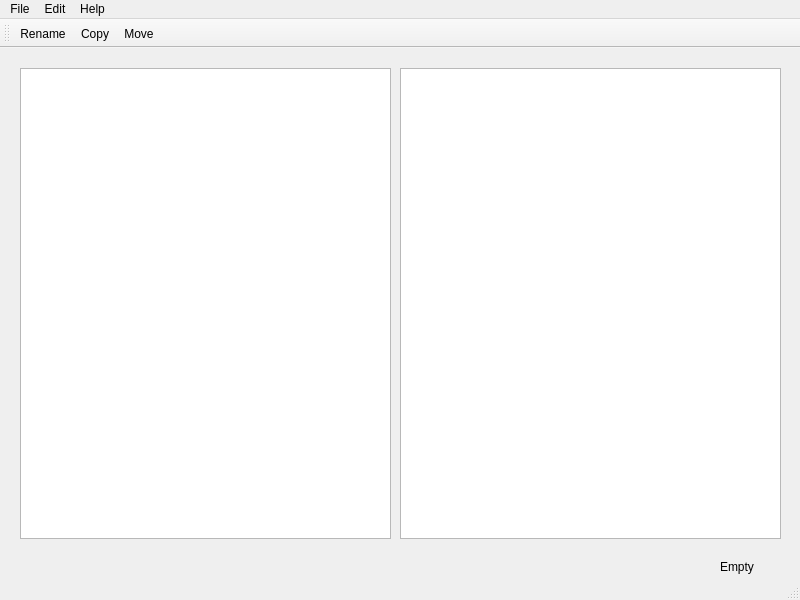
Before: the Qt Designer form mainwindow.ui in vitaliuchik/FileManager, drawn with Qt 5.
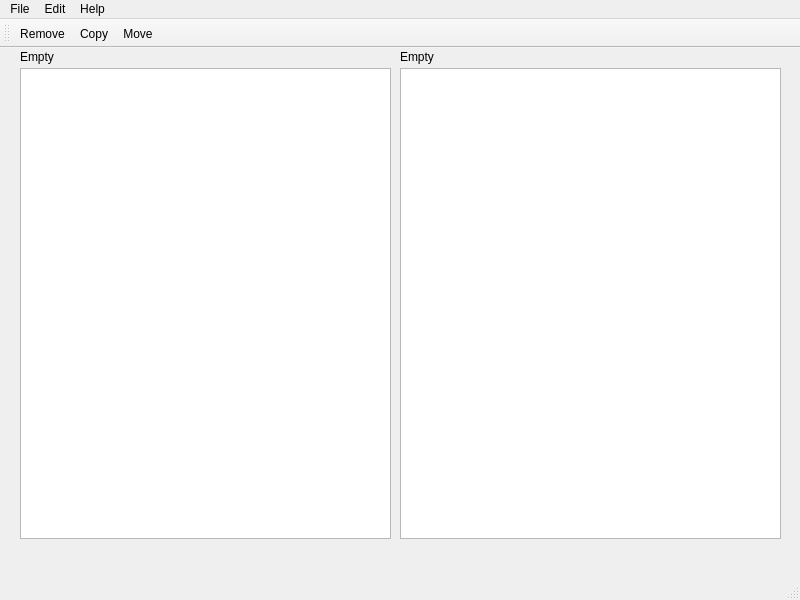
After: the same form once the commit is applied.

Commit message: ipmplemented removing files

The edit to the form file:
```diff
--- a/mainwindow.ui
+++ b/mainwindow.ui
@@ -14,12 +14,12 @@
    <string>MainWindow</string>
   </property>
   <widget class="QWidget" name="centralwidget">
-   <widget class="QLabel" name="label">
+   <widget class="QLabel" name="label1">
     <property name="geometry">
      <rect>
-      <x>720</x>
-      <y>510</y>
-      <width>67</width>
+      <x>20</x>
+      <y>0</y>
+      <width>371</width>
       <height>17</height>
      </rect>
     </property>
@@ -47,6 +47,19 @@
      </rect>
     </property>
    </widget>
+   <widget class="QLabel" name="label2">
+    <property name="geometry">
+     <rect>
+      <x>400</x>
+      <y>0</y>
+      <width>371</width>
+      <height>17</height>
+     </rect>
+    </property>
+    <property name="text">
+     <string>Empty</string>
+    </property>
+   </widget>
   </widget>
   <widget class="QStatusBar" name="statusbar"/>
   <widget class="QMenuBar" name="menubar">
@@ -87,16 +100,16 @@
    <attribute name="toolBarBreak">
     <bool>false</bool>
    </attribute>
-   <addaction name="actionRename"/>
+   <addaction name="actionRemove"/>
    <addaction name="actionCopy"/>
    <addaction name="actionMove"/>
   </widget>
-  <action name="actionRename">
+  <action name="actionRemove">
    <property name="text">
-    <string>Rename</string>
+    <string>Remove</string>
    </property>
    <property name="shortcut">
-    <string>F2</string>
+    <string>Del</string>
    </property>
   </action>
   <action name="actionCopy">
```
The commit also changes 2 other files.
